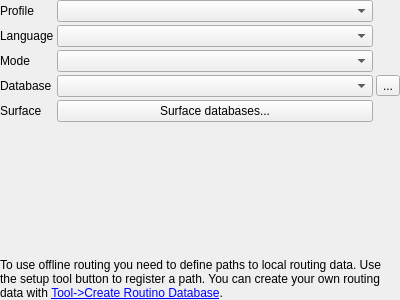
First picture: the form in src/qmapshack/gis/rte/router/IRouterRoutino.ui, repository Maproom/qmapshack, before the edit.
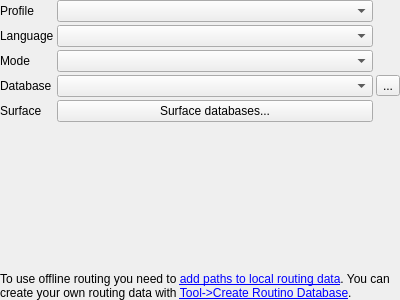
Second picture: the form after the edit. Icons and pictures are not drawn. Custom widgets are drawn as their Qt base class.

Commit message: [QMS-1330] Routino help links to the path setup

The edit to the form file:
```diff
--- a/src/qmapshack/gis/rte/router/IRouterRoutino.ui
+++ b/src/qmapshack/gis/rte/router/IRouterRoutino.ui
@@ -143,7 +143,7 @@
         <item>
          <widget class="QLabel" name="labelHelp">
           <property name="text">
-           <string>To use offline routing you need to define paths to local routing data. Use the setup tool button to register a path. You can create your own routing data with &lt;a href='CreateRoutino'&gt;Tool-&gt;Create Routino Database&lt;/a&gt;.</string>
+           <string>To use offline routing you need to &lt;a href='RoutinoFolders'&gt;add paths to local routing data&lt;/a&gt;. You can create your own routing data with &lt;a href='CreateRoutino'&gt;Tool-&gt;Create Routino Database&lt;/a&gt;.</string>
           </property>
           <property name="alignment">
            <set>Qt::AlignLeading|Qt::AlignLeft|Qt::AlignTop</set>
```
The commit also changes 1 other file.
